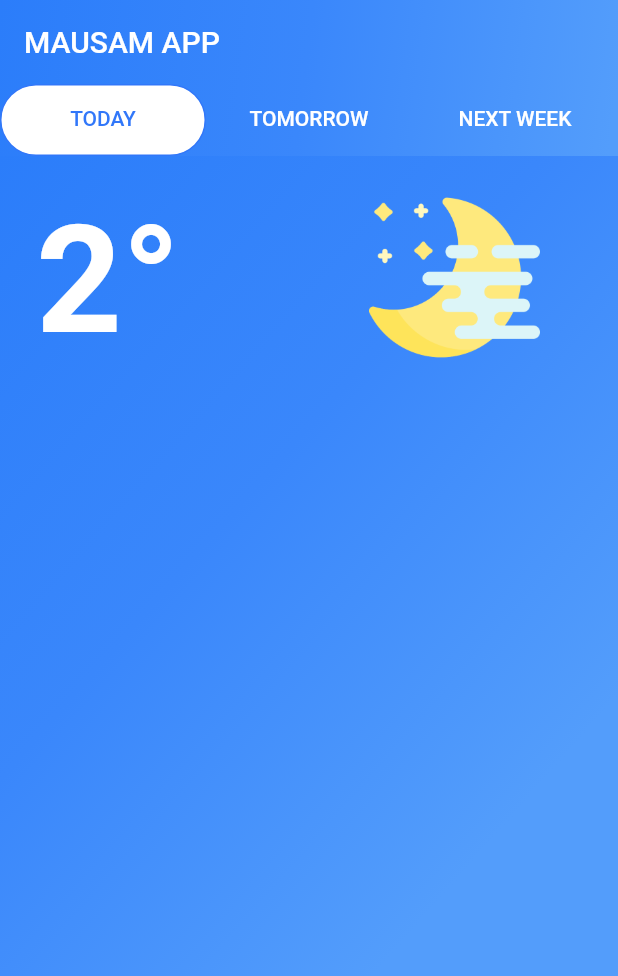
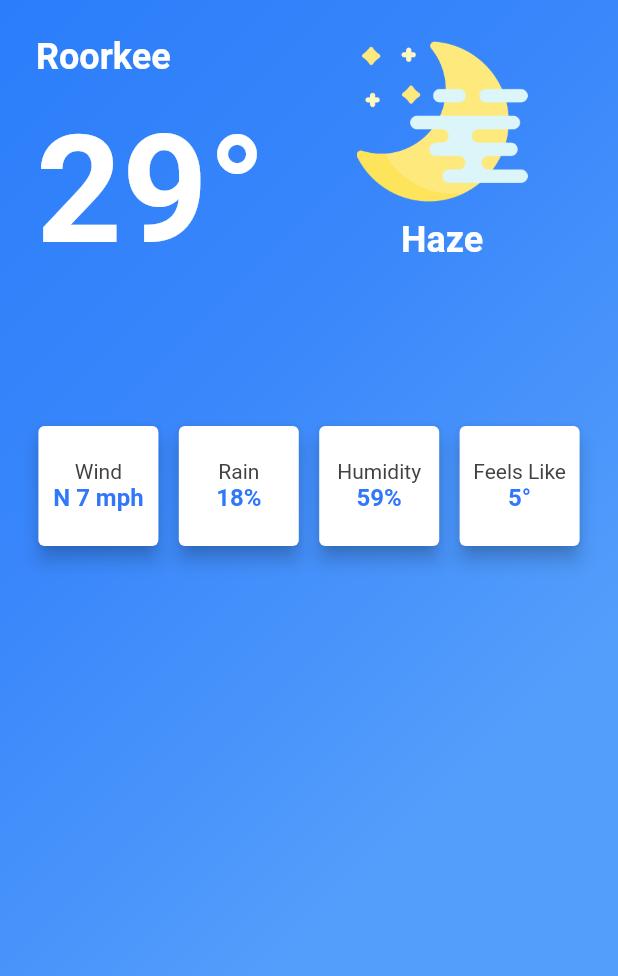
Before and after one commit to Rohit-Chandra-007/Mausam_app, a Flutter app: the screen it shows after launch, on a phone screen of 412 x 824 dp. Shown: the top 976 px of the screen. Run offline on Flutter 3.47's test engine with Material 2 defaults, Android fonts, the light colour scheme and no system bars; our stand-ins replace geolocator.

Commit message:
changes for new design

```diff
--- a/lib/main.dart
+++ b/lib/main.dart
@@ -10,10 +10,6 @@ class WeatherApp extends StatelessWidget {
   @override
   Widget build(BuildContext context) {
     return MaterialApp(
-      title: 'Flutter Demo',
-      theme: ThemeData(
-        visualDensity: VisualDensity.adaptivePlatformDensity,
-      ),
       home: HomeScreen(),
     );
   }
--- a/lib/screens/home_screen.dart
+++ b/lib/screens/home_screen.dart
@@ -11,40 +11,35 @@ class HomeScreen extends StatelessWidget {
     return DefaultTabController(
       length: 3,
       child: Scaffold(
-        appBar: AppBar(
-            title: Text('MAUSAM APP'),
-            bottom: TabBar(
-                labelColor: kLabelColor,
-                unselectedLabelColor: Colors.white,
-                indicatorSize: TabBarIndicatorSize.tab,
-                indicator: BoxDecoration(
-                    borderRadius: BorderRadius.circular(50),
-                    border: Border.all(color: kLabelColor, width: 1),
-                    color: Colors.white),
-                tabs: [
-                  Tab(
-                    child: const TabLabelWidget(
-                      tabLabel: 'TODAY',
-                    ),
-                  ),
-                  Tab(
-                    child: const TabLabelWidget(
-                      tabLabel: 'TOMORROW',
-                    ),
-                  ),
-                  Tab(
-                    child: const TabLabelWidget(
-                      tabLabel: 'NEXT WEEK',
-                    ),
-                  ),
-                ]),
-            elevation: 0.0,
-            flexibleSpace: Container(
-              decoration: kBoxDecoration,
-            )),
-        body: TabBarView(
-          children: [TodayPage(), TomorrowPage(), NextWeekPage()],
-        ),
+        // appBar: AppBar(
+        //     elevation: 0,
+        //     leading: InkWell(
+        //       child: Icon(
+        //         Icons.room,
+        //         size: 26.0,
+        //       ),
+        //       onTap: () {},
+        //     ),
+        //     centerTitle: true,
+        //     title: Text('MAUSAM APP'),
+        //     actions: [
+        //       Padding(
+        //         padding: const EdgeInsets.only(
+        //           right: 8,
+        //         ),
+        //         child: InkWell(
+        //           onTap: () {},
+        //           child: Icon(
+        //             Icons.search,
+        //             size: 26.0,
+        //           ),
+        //         ),
+        //       ),
+        //     ],
+        //     flexibleSpace: Container(
+        //       decoration: kBoxDecoration,
+        //     )),
+        body: TodayPage(),
       ),
     );
   }
--- a/lib/screens/today_screen.dart
+++ b/lib/screens/today_screen.dart
@@ -1,9 +1,9 @@
-import 'package:flutter/cupertino.dart';
 import 'package:flutter/material.dart';
 import 'package:geolocator/geolocator.dart';
 import 'package:mausam_app/services/location.dart';
 import 'package:mausam_app/services/networking.dart';
 import 'package:mausam_app/utils/constants.dart';
+import 'package:mausam_app/widgets/temperature_widget.dart';
 
 class TodayPage extends StatefulWidget {
   @override
@@ -37,106 +37,74 @@ class _TodayPageState extends State<TodayPage> {
 
   @override
   Widget build(BuildContext context) {
-    return Container(
+    return SafeArea(
+      child: Container(
           decoration: kBoxDecoration,
           child: Padding(
               padding: EdgeInsets.all(16.0),
-        child: Column(
+              child: Column(children: [
+                TemperatureWidget(),
+                Expanded(
+                  flex: 2,
+                  child: Row(
+                    mainAxisAlignment: MainAxisAlignment.spaceEvenly,
+                    crossAxisAlignment: CrossAxisAlignment.start,
                     children: [
-            Expanded(
-              flex: 1,
-              child: Row(
-                crossAxisAlignment: CrossAxisAlignment.baseline,
-                textBaseline: TextBaseline.alphabetic,
-                children: [
-                  Expanded(
-                    child: Container(
-                      padding: EdgeInsets.all(8.0),
-                      child: Text(
-                        '2°',
-                        style: kTemperatureText,
+                      WeatherCardWidget(
+                        weatherInfo: 'Wind',
+                        weatherValue: "N 7 mph",
                       ),
+                      WeatherCardWidget(
+                        weatherInfo: 'Rain',
+                        weatherValue: "18%",
                       ),
+                      WeatherCardWidget(
+                        weatherInfo: 'Humidity',
+                        weatherValue: "59%",
                       ),
-                  SizedBox(
-                    width: 8.0,
+                      WeatherCardWidget(
+                        weatherInfo: 'Feels Like',
+                        weatherValue: "5°",
                       ),
-                  Expanded(
-                    child: Container(
-                      width: 130.0,
-                      height: 130.0,
-                      padding: EdgeInsets.all(8.0),
-                      child: Image(
-                        image: AssetImage('assets/images/037-fog.png'),
-                        fit: BoxFit.scaleDown,
-                      ),
-                    ),
-                  )
                     ],
                   ),
                 ),
-            Expanded(
-              flex: 2,
-              child: Column(
-                children: [
-                  Row(
-                    children: [
-                      Expanded(
-                        child: Container(
-                          child: Card(
-                            color: Colors.white,
-                            elevation: 10,
-                            shape: RoundedRectangleBorder(
-                              borderRadius: BorderRadius.circular(15.0),
-                            ),
-                          ),
-                        ),
-                      ),
-                      Expanded(
-                        child: Container(
-                          child: Card(
-                            color: Colors.white,
-                            elevation: 10,
-                            shape: RoundedRectangleBorder(
-                              borderRadius: BorderRadius.circular(15.0),
-                            ),
-                          ),
-                        ),
-                      )
-                    ],
-                  ),
-                  Row(
-                    children: [
-                      Expanded(
-                        child: Container(
-                          child: Card(
-                            color: Colors.white,
-                            elevation: 10,
-                            shape: RoundedRectangleBorder(
-                              borderRadius: BorderRadius.circular(15.0),
-                            ),
-                          ),
-                        ),
-                      ),
-                      Expanded(
-                        child: Container(
-                          child: Card(
-                            color: Colors.white,
-                            elevation: 10,
-                            shape: RoundedRectangleBorder(
-                              borderRadius: BorderRadius.circular(15.0),
-                            ),
-                          ),
-                        ),
-                      )
-                    ],
-                  )
-                ],
-              ),
-            )
-          ],
-        ),
-      ),
+              ]))),
     );
   }
 }
+
+class WeatherCardWidget extends StatelessWidget {
+  final String weatherInfo;
+
+  final String weatherValue;
+
+  const WeatherCardWidget(
+      {Key key, @required this.weatherInfo, @required this.weatherValue})
+      : super(key: key);
+  @override
+  Widget build(BuildContext context) {
+    return Card(
+        elevation: 5.0,
+        color: Colors.white,
+        child: Container(
+          alignment: Alignment.center,
+          width: 80.0,
+          height: 80.0,
+          child: Column(
+            mainAxisAlignment: MainAxisAlignment.center,
+            children: [
+              Text(
+                weatherInfo,
+                style: TextStyle(color: Colors.grey[800]),
+              ),
+              Text(weatherValue,
+                  style: TextStyle(
+                      color: Color(0xff3177F9),
+                      fontWeight: FontWeight.bold,
+                      fontSize: 16)),
+            ],
+          ),
+        ));
+  }
+}
--- /dev/null
+++ b/lib/widgets/temperature_widget.dart
@@ -0,0 +1,68 @@
+import 'package:flutter/material.dart';
+import 'package:mausam_app/utils/constants.dart';
+
+class TemperatureWidget extends StatelessWidget {
+  const TemperatureWidget({
+    Key key,
+  }) : super(key: key);
+
+  @override
+  Widget build(BuildContext context) {
+    return Expanded(
+      flex: 1,
+      child: Row(
+        crossAxisAlignment: CrossAxisAlignment.start,
+        children: [
+          Column(
+            crossAxisAlignment: CrossAxisAlignment.start,
+            children: [
+              Padding(
+                padding: const EdgeInsets.all(8.0),
+                child: Text(
+                  'Roorkee',
+                  style: TextStyle(
+                      color: Colors.white,
+                      fontSize: 24.0,
+                      fontWeight: FontWeight.bold),
+                ),
+              ),
+              Container(
+                padding: EdgeInsets.all(8.0),
+                child: Text(
+                  '29°',
+                  style: kTemperatureText,
+                ),
+              ),
+            ],
+          ),
+          SizedBox(
+            width: 8.0,
+          ),
+          Expanded(
+            child: Column(
+              children: [
+                Container(
+                  alignment: Alignment.center,
+                  width: 130.0,
+                  height: 130.0,
+                  padding: EdgeInsets.all(8.0),
+                  child: Image(
+                    image: AssetImage('assets/images/037-fog.png'),
+                    fit: BoxFit.scaleDown,
+                  ),
+                ),
+                Text(
+                  'Haze',
+                  style: TextStyle(
+                      color: Colors.white,
+                      fontSize: 24.0,
+                      fontWeight: FontWeight.bold),
+                )
+              ],
+            ),
+          )
+        ],
+      ),
+    );
+  }
+}
```
Lines whose indentation alone changed are shown as unchanged.
